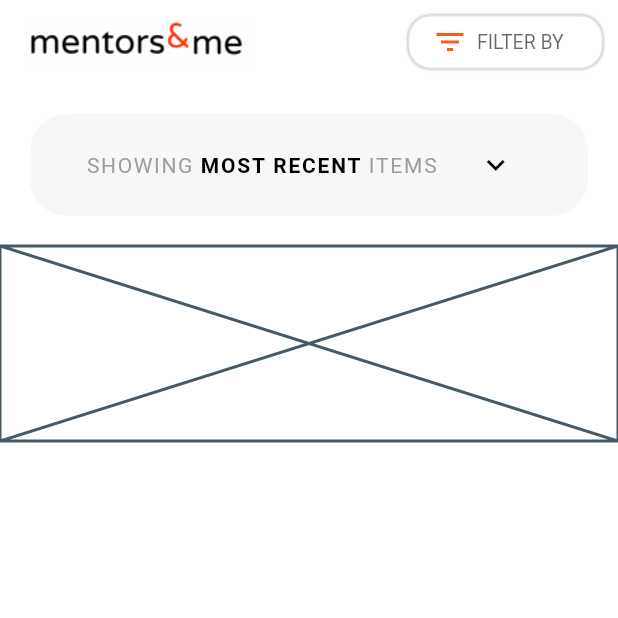
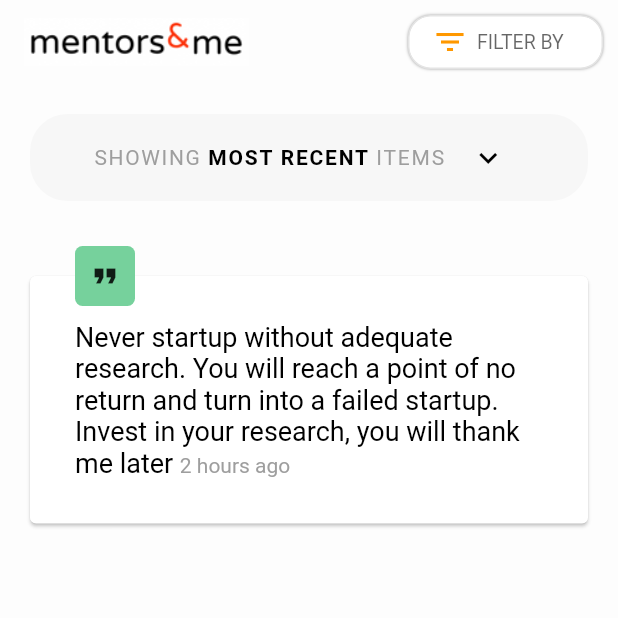
Before and after one commit to codingbbq/mentors_social_app, a Flutter app: the screen it shows after launch, on a phone screen of 412 x 824 dp, the top half of it. Run offline on Flutter 3.47's test engine with Material 2 defaults, Android fonts, the phone set to English and light mode, and no system bars.

Commit message:
Created a quote card for the home page

```diff
--- a/lib/models/filter.dart
+++ b/lib/models/filter.dart
@@ -12,11 +12,11 @@ class Filter{
 
 }
 
-final Filter date = Filter(filterName: "Date", icon: Icon(Icons.date_range, color: Colors.deepOrange, size: 20.0,));
+final Filter date = Filter(filterName: "Date", icon: Icon(Icons.date_range, color: Colors.orange, size: 20.0,));
 
-final Filter name = Filter(filterName: "Name", icon: Icon(Icons.person, color: Colors.deepOrange, size: 20.0,));
+final Filter name = Filter(filterName: "Name", icon: Icon(Icons.person, color: Colors.orange, size: 20.0,));
 
-final Filter likes = Filter(filterName: "Likes", icon: Icon(Icons.thumb_up, color: Colors.deepOrange, size: 20.0,));
+final Filter likes = Filter(filterName: "Likes", icon: Icon(Icons.thumb_up, color: Colors.orange, size: 20.0,));
 
 List<Filter> filters = [
   date,
--- a/lib/pages/updates/most_recent.dart
+++ b/lib/pages/updates/most_recent.dart
@@ -4,7 +4,7 @@ class MostRecent extends StatelessWidget {
   @override
   Widget build(BuildContext context) {
     return Container(
-      padding: const EdgeInsets.symmetric(vertical: 10.0, horizontal: 30.0),
+      padding: const EdgeInsets.symmetric(vertical: 5.0, horizontal: 40.0),
       margin: const EdgeInsets.symmetric(vertical: 20.0, horizontal: 20.0),
       decoration: BoxDecoration(
         color: Color(0xFFf7f7f7),
--- a/lib/pages/updates/updates_card.dart
+++ b/lib/pages/updates/updates_card.dart
@@ -4,8 +4,40 @@ class UpdatesCard extends StatelessWidget {
   @override
   Widget build(BuildContext context) {
     return Container(
-      child: Placeholder(
-        fallbackHeight: 130,
+      child: Container(
+        child: Stack(
+          children: <Widget>[
+            Card(
+              margin: const EdgeInsets.only(left: 20.0, right: 20.0, top: 30.0, bottom: 10.0),
+              child: Padding(
+                padding: const EdgeInsets.all(30),
+                child: RichText(
+                  text: TextSpan(
+                    children: <TextSpan>[
+                      TextSpan(text: "Never startup without adequate research. You will reach a point of no return and turn into a failed startup. Invest in your research, you will thank me later ", style: TextStyle(color: Colors.black, fontSize: 18.0)),
+                      TextSpan(text: "2 hours ago", style: TextStyle(fontSize: 14.0, color: Colors.grey))
+                    ]
+                  ),
+                ),
+              ),
+            ),
+            Positioned(
+              top: 10.0,
+              left: 50.0,
+              child: Container(
+                width: 40,
+                height: 40,
+                decoration: BoxDecoration(
+                  color: Color(0xFF76d19c),
+                  borderRadius: BorderRadius.circular(5)
+                ),
+                child: Icon(
+                  Icons.format_quote
+                ),
+              ),
+            )
+          ],
+        ),
       )
     );
   }
--- a/lib/pages/updates/updates_page.dart
+++ b/lib/pages/updates/updates_page.dart
@@ -14,10 +14,10 @@ class _UpdatesPageState extends State<UpdatesPage> {
   @override
   Widget build(BuildContext context) {
     return Scaffold(
-      backgroundColor: Colors.white,
+      backgroundColor: Color(0xFFfdfdfd),
       appBar: AppBar(
         elevation: 0.0,
-        backgroundColor: Colors.white,
+        backgroundColor: Color(0xFFfdfdfd),
         leading: null,
         automaticallyImplyLeading: false,
         title: Container(
@@ -70,7 +70,7 @@ class _UpdatesPageState extends State<UpdatesPage> {
                 children: <Widget>[
                   Icon(
                     Icons.filter_list,
-                    color: Colors.deepOrange,
+                    color: Colors.orange,
                   ),
                   SizedBox(width: 6),
                   Text("FILTER BY", style: TextStyle(fontSize: 13.0),)
```
